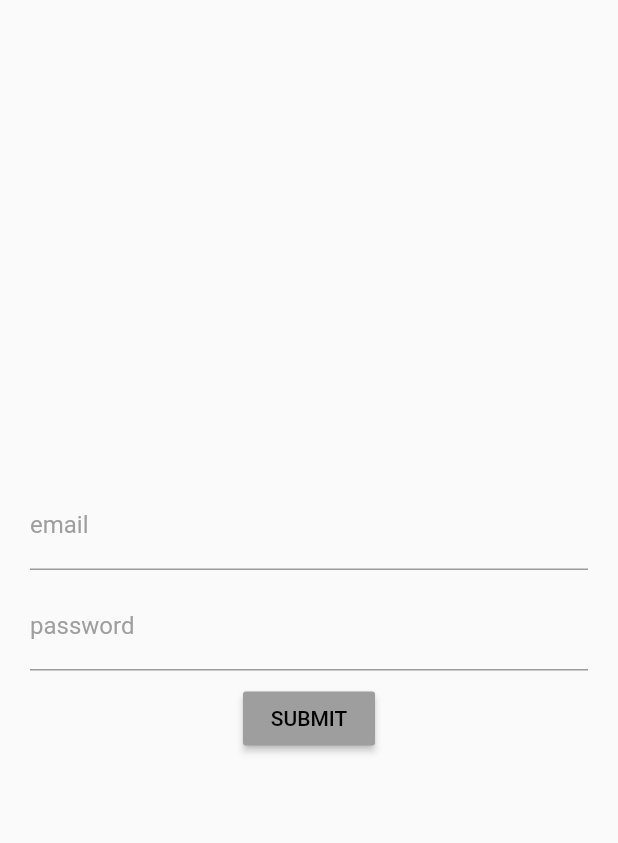
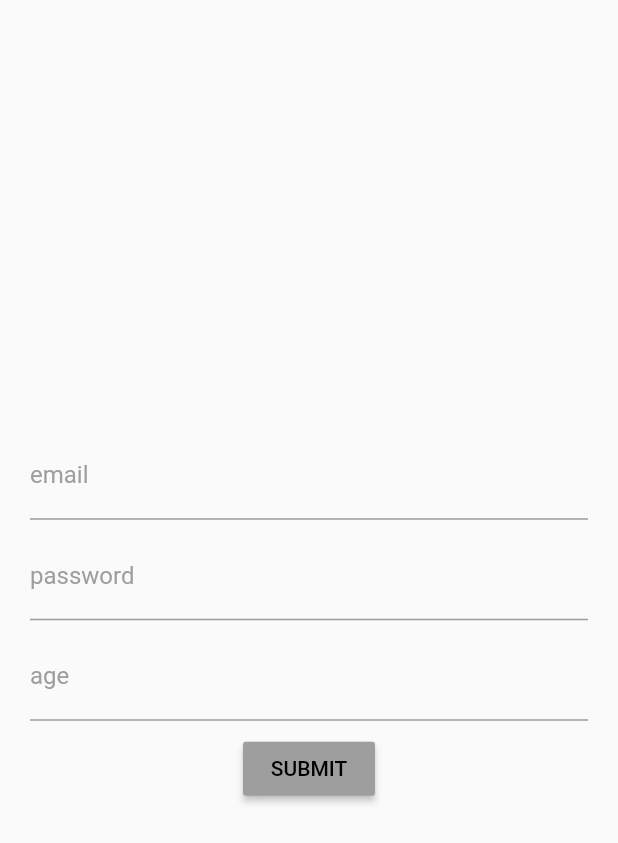
Before and after one commit to alisha-budhathoki/form_validation_with_cubit, a Flutter app: the screen it shows after launch, on a phone screen of 412 x 824 dp. Shown: the top 843 px of the screen. Run offline on Flutter 3.47's test engine with Material 2 defaults, Android fonts, the phone set to English and light mode, and no system bars; our stand-ins replace bloc, flutter_bloc, formz.

Commit message:
added extra field for validation - added age field for validation - restricting age between 1 to 20

```diff
--- /dev/null
+++ b/lib/core/cubit/age_state.dart
@@ -0,0 +1,16 @@
+import 'package:formz/formz.dart';
+import 'package:textfield_validation_bloc/core/mixins/validation_mixins.dart';
+
+enum AgeValidationError { invalid }
+
+class AgeState extends FormzInput<String, AgeValidationError>
+    with ValidationMixin {
+  const AgeState.pure() : super.pure('');
+  const AgeState.dirty([String value = '']) : super.dirty(value);
+
+  @override
+  AgeValidationError validator(String value) {
+    print(value.isNotEmpty);
+    return this.isValidAge(value) ? null : AgeValidationError.invalid;
+  }
+}
--- a/lib/core/cubit/login_cubit.dart
+++ b/lib/core/cubit/login_cubit.dart
@@ -1,8 +1,8 @@
 import 'package:bloc/bloc.dart';
 import 'package:formz/formz.dart';
-
-import 'email.dart';
-import 'password.dart';
+import 'age_state.dart';
+import 'email_state.dart';
+import 'password_state.dart';
 
 part 'login_state.dart';
 
@@ -15,7 +15,7 @@ class LoginCubit extends Cubit<LoginState> {
     emit(
       state.copyWith(
         email: email,
-        status: Formz.validate([email, state.password]),
+        status: Formz.validate([email, state.password, state.age]),
       ),
     );
   }
@@ -26,7 +26,18 @@ class LoginCubit extends Cubit<LoginState> {
     emit(
       state.copyWith(
         password: password,
-        status: Formz.validate([state.email, password]),
+        status: Formz.validate([state.email, password, state.age]),
+      ),
+    );
+  }
+
+  void ageChanged(String value) {
+    final age = AgeState.dirty(value);
+
+    emit(
+      state.copyWith(
+        age: age,
+        status: Formz.validate([state.email, state.password, age]),
       ),
     );
   }
--- a/lib/core/cubit/login_state.dart
+++ b/lib/core/cubit/login_state.dart
@@ -3,22 +3,28 @@ part of 'login_cubit.dart';
 class LoginState {
   final EmailState email;
   final PasswordState password;
+  final AgeState age;
   final FormzStatus status;
 
+//assigning initial states
   const LoginState({
     this.email = const EmailState.pure(),
     this.password = const PasswordState.pure(),
+    this.age = const AgeState.pure(),
     this.status = FormzStatus.pure,
   });
 
+//assigning new states everytime
   LoginState copyWith({
     EmailState email,
     PasswordState password,
+    AgeState age,
     FormzStatus status,
   }) {
     return LoginState(
       email: email ?? this.email,
       password: password ?? this.password,
+      age: age ?? this.age,
       status: status ?? this.status,
     );
   }
--- a/lib/core/mixins/validation_mixins.dart
+++ b/lib/core/mixins/validation_mixins.dart
@@ -9,4 +9,9 @@ mixin ValidationMixin {
             r'^(([^<>()[\]\\.,;:\s@\"]+(\.[^<>()[\]\\.,;:\s@\"]+)*)|(\".+\"))@((\[[0-9]{1,3}\.[0-9]{1,3}\.[0-9]{1,3}\.[0-9]{1,3}\])|(([a-zA-Z\-0-9]+\.)+[a-zA-Z]{2,}))$')
         .hasMatch(email);
   }
+
+  bool isValidAge(String age) =>
+      age.length > 0 && int.parse(age) < 20 && int.parse(age) > 0
+          ? true
+          : false;
 }
--- a/lib/pages/login_form.dart
+++ b/lib/pages/login_form.dart
@@ -16,6 +16,8 @@ class LoginForm extends StatelessWidget {
                 _EmailInput(),
                 const SizedBox(height: 8.0),
                 _PasswordInput(),
+                const SizedBox(height: 8.0),
+                _AgeInput(),
                 const SizedBox(height: 8.0),
                 _LoginButton(),
               ],
@@ -78,6 +80,30 @@ class _PasswordInput extends StatelessWidget {
   }
 }
 
+class _AgeInput extends StatelessWidget {
+  @override
+  Widget build(BuildContext context) {
+    return BlocBuilder<LoginCubit, LoginState>(
+      buildWhen: (previous, current) => previous.age != current.age,
+      builder: (context, state) {
+        return TextField(
+          onChanged: (age) => context.read<LoginCubit>().ageChanged(age),
+          decoration: InputDecoration(
+            labelText: 'age',
+            labelStyle: TextStyle(
+              color: state.age.pure
+                  ? Colors.grey
+                  : state.age.invalid
+                      ? Colors.red
+                      : Colors.green,
+            ),
+          ),
+        );
+      },
+    );
+  }
+}
+
 class _LoginButton extends StatelessWidget {
   @override
   Widget build(BuildContext context) {
```
Also changed, not shown: lib/core/cubit/email_state.dart (renamed from lib/core/cubit/email.dart), lib/core/cubit/password_state.dart (renamed from lib/core/cubit/password.dart).
